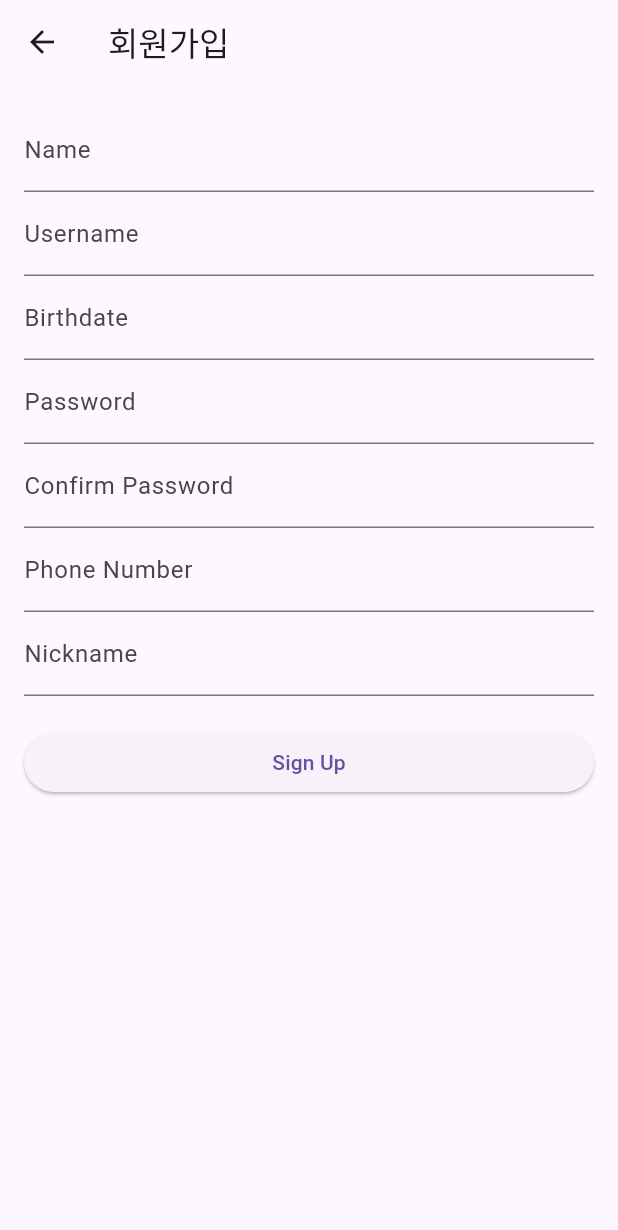
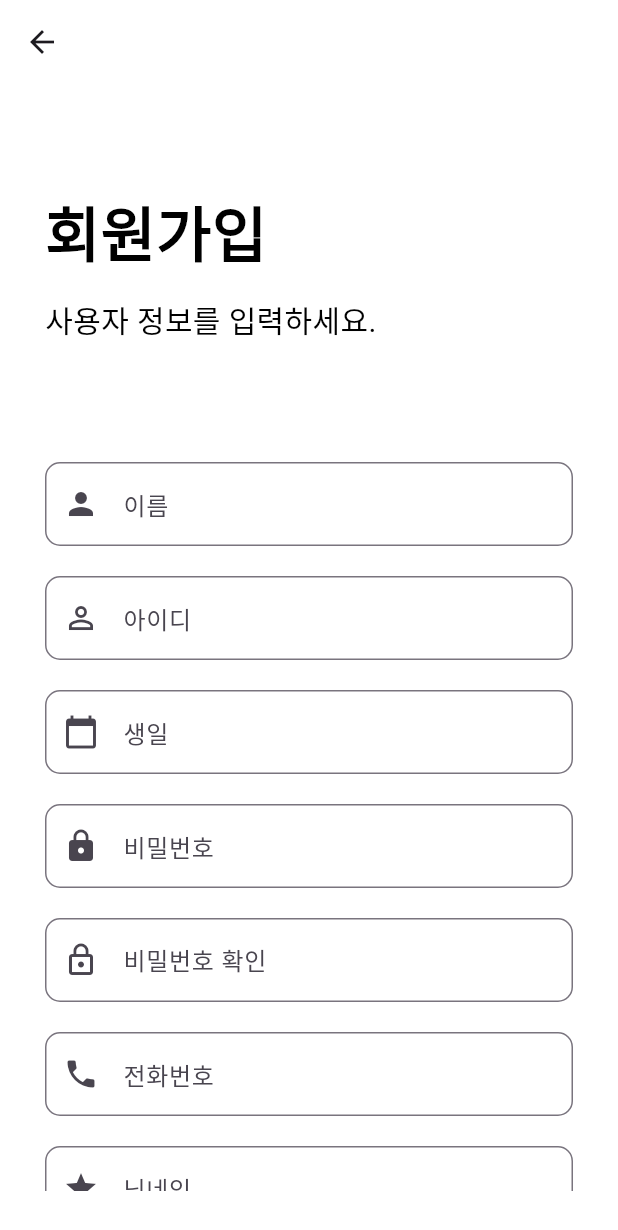
Before and after one commit to hshy1839/compete_exercise_app, a Flutter app: the SignupScreen screen opened by its route, on a phone screen of 412 x 824 dp. Shown: the top 1230 px of the screen. Run offline on Flutter 3.47's test engine with Material 3 defaults, Android fonts, the phone set to English and light mode, and no system bars; our stand-ins replace shared_preferences, socket_io_client; accounts and stored records are empty; network calls fail.

Commit message:
회원가입 폼 수정

```diff
--- a/lib/footer.dart
+++ b/lib/footer.dart
@@ -24,15 +24,6 @@ class Footer extends StatelessWidget {
           ),
           IconButton(
             icon: Icon(
-              Icons.search,
-              color: selectedIndex == 1 ? Colors.black : Color(0xFF25c387), // 선택된 경우 검은색
-            ),
-            onPressed: () {
-              onTabTapped(1);
-            },
-          ),
-          IconButton(
-            icon: Icon(
               Icons.add_box_outlined,
               color: selectedIndex == 2 ? Colors.black : Color(0xFF25c387), // 선택된 경우 검은색
             ),
--- a/lib/header.dart
+++ b/lib/header.dart
@@ -1,6 +1,7 @@
 import 'package:flutter/material.dart';
 import './direct_message/direct_message1.dart';
-import 'notification_screen.dart'; // 경로에 맞게 수정하세요.
+import 'notification_screen.dart';
+import 'search_screen.dart';
 
 class Header extends StatelessWidget {
   @override
@@ -22,7 +23,7 @@ class Header extends StatelessWidget {
               height: 30,
             ),
           ),
-          // 오른쪽에 DM 아이콘과 로그인 아이콘 추가
+          // 오른쪽에 아이콘 추가
           Padding(
             padding: EdgeInsets.only(right: 20.0), // 오른쪽 마진 추가
             child: Row(
@@ -33,6 +34,17 @@ class Header extends StatelessWidget {
                     Navigator.push(
                       context,
                       MaterialPageRoute(builder: (context) => NotificationScreen()),
+                    );
+                  },
+                ),
+                SizedBox(width: 10), // 아이콘 간격
+                IconButton(
+                  icon: Icon(Icons.search, color: Colors.black), // 검색 아이콘 추가
+                  onPressed: () {
+                    // 검색 아이콘 클릭 시 SearchScreen으로 이동
+                    Navigator.push(
+                      context,
+                      MaterialPageRoute(builder: (context) => SearchScreen()),
                     );
                   },
                 ),
--- a/lib/login_activity/signup.dart
+++ b/lib/login_activity/signup.dart
@@ -34,6 +34,20 @@ class _SignupScreenState extends State<SignupScreen> {
 
   Future<void> _submitData() async {
     if (_formKey.currentState?.validate() ?? false) {
+      // 비밀번호와 비밀번호 확인 비교
+      if (_passwordController.text != _confirmPasswordController.text) {
+        setState(() {
+          _errorMessage = '비밀번호와 비밀번호 확인이 일치하지 않습니다.';
+        });
+        return;
+      }
+      if (_passwordController.text.length < 5) {
+        setState(() {
+          _errorMessage = '비밀번호는 5자리 이상으로 만들어주세요.';
+        });
+        return;
+      }
+
       final response = await http.post(
         Uri.parse('http://localhost:8864/api/users/signup'),
         headers: <String, String>{
@@ -51,11 +65,8 @@ class _SignupScreenState extends State<SignupScreen> {
 
       if (response.statusCode == 200) {
         final responseData = jsonDecode(response.body);
-
-        // JWT 추출
         final token = responseData['token'] ?? '';
 
-        // JWT를 SharedPreferences에 저장
         final prefs = await SharedPreferences.getInstance();
         await prefs.setString('token', token);
         await prefs.setBool('isLoggedIn', true);
@@ -76,93 +87,32 @@ class _SignupScreenState extends State<SignupScreen> {
   @override
   Widget build(BuildContext context) {
     return Scaffold(
+      backgroundColor: Colors.white,
       appBar: AppBar(
-        title: Text('회원가입'),
+        title: Text(''),
+        backgroundColor: Colors.white,
       ),
       body: Padding(
-        padding: const EdgeInsets.all(16.0),
+        padding: const EdgeInsets.all(30.0),
         child: Form(
           key: _formKey,
+          child: SingleChildScrollView(
             child: Column(
               crossAxisAlignment: CrossAxisAlignment.stretch,
               children: [
-              TextFormField(
-                controller: _nameController,
-                decoration: InputDecoration(labelText: 'Name'),
-                validator: (value) {
-                  if (value == null || value.isEmpty) {
-                    return 'Please enter your name';
-                  }
-                  return null;
-                },
-              ),
-              TextFormField(
-                controller: _usernameController,
-                decoration: InputDecoration(labelText: 'Username'),
-                validator: (value) {
-                  if (value == null || value.isEmpty) {
-                    return 'Please enter a username';
-                  }
-                  return null;
-                },
-              ),
-              TextFormField(
-                controller: _birthdateController,
-                decoration: InputDecoration(labelText: 'Birthdate'),
-                keyboardType: TextInputType.datetime,
-                validator: (value) {
-                  if (value == null || value.isEmpty) {
-                    return 'Please enter your birthdate';
-                  }
-                  return null;
-                },
-              ),
-              TextFormField(
-                controller: _passwordController,
-                decoration: InputDecoration(labelText: 'Password'),
-                obscureText: true,
-                validator: (value) {
-                  if (value == null || value.isEmpty) {
-                    return 'Please enter your password';
-                  }
-                  return null;
-                },
-              ),
-              TextFormField(
-                controller: _confirmPasswordController,
-                decoration: InputDecoration(labelText: 'Confirm Password'),
-                obscureText: true,
-                validator: (value) {
-                  if (value == null || value.isEmpty) {
-                    return 'Please confirm your password';
-                  }
-                  if (value != _passwordController.text) {
-                    return 'Passwords do not match';
-                  }
-                  return null;
-                },
-              ),
-              TextFormField(
-                controller: _phoneNumberController,
-                decoration: InputDecoration(labelText: 'Phone Number'),
-                keyboardType: TextInputType.phone,
-                validator: (value) {
-                  if (value == null || value.isEmpty) {
-                    return 'Please enter your phone number';
-                  }
-                  return null;
-                },
-              ),
-              TextFormField(
-                controller: _nicknameController,
-                decoration: InputDecoration(labelText: 'Nickname'),
-                validator: (value) {
-                  if (value == null || value.isEmpty) {
-                    return 'Please enter a nickname';
-                  }
-                  return null;
-                },
-              ),
+                SizedBox(height: 40),
+                Text('회원가입', style: TextStyle(color: Colors.black, fontSize: 40, fontWeight: FontWeight.bold)),
+                SizedBox(height: 15),
+                Text('사용자 정보를 입력하세요.', style: TextStyle(color: Colors.black, fontSize: 20)),
+                SizedBox(height: 70),
+                // Input fields with icons
+                _buildTextField(_nameController, '이름', Icons.person),
+                _buildTextField(_usernameController, '아이디', Icons.person_outline),
+                _buildTextField(_birthdateController, '생일', Icons.calendar_today, keyboardType: TextInputType.datetime),
+                _buildTextField(_passwordController, '비밀번호', Icons.lock, obscureText: true),
+                _buildTextField(_confirmPasswordController, '비밀번호 확인', Icons.lock_outline, obscureText: true),
+                _buildTextField(_phoneNumberController, '전화번호', Icons.phone, keyboardType: TextInputType.phone),
+                _buildTextField(_nicknameController, '닉네임', Icons.star),
                 if (_errorMessage != null) // 에러 메시지가 있을 경우에만 표시
                   Padding(
                     padding: const EdgeInsets.symmetric(vertical: 10.0),
@@ -171,15 +121,54 @@ class _SignupScreenState extends State<SignupScreen> {
                       style: TextStyle(color: Colors.red), // 빨간 글자 스타일
                     ),
                   ),
+
                 SizedBox(height: 20),
                 ElevatedButton(
                   onPressed: _submitData,
-                child: Text('Sign Up'),
+                  child: Text('회원가입', style: TextStyle(color: Colors.white, fontSize: 15, fontWeight: FontWeight.bold)),
+                  style: ElevatedButton.styleFrom(
+                    backgroundColor: Color(0xFF25c387), // 버튼 색상
+                    padding: EdgeInsets.symmetric(vertical: 25), // 버튼
+                    shape: RoundedRectangleBorder(
+                      borderRadius: BorderRadius.zero, // 모서리 반경을 0으로 설정
+                    ), // 패딩
+                    textStyle: TextStyle(fontSize: 18), // 버튼 텍스트 크기
+                  ),
                 ),
               ],
             ),
           ),
         ),
+      ),
+    );
+  }
+
+  Widget _buildTextField(TextEditingController controller, String label, IconData icon, {bool obscureText = false, TextInputType keyboardType = TextInputType.text}) {
+    return Padding(
+      padding: const EdgeInsets.symmetric(vertical: 10.0),
+      child: TextFormField(
+        controller: controller,
+        decoration: InputDecoration(
+          labelText: label,
+          prefixIcon: Icon(icon), // 아이콘 추가
+          border: OutlineInputBorder(
+            borderRadius: BorderRadius.circular(10), // 테두리 둥글게
+            borderSide: BorderSide(color: Colors.blueAccent),
+          ),
+          focusedBorder: OutlineInputBorder(
+            borderSide: BorderSide(color: Colors.grey, width: 2), // 클릭 시 테두리 색상을 회색으로 변경
+          ),
+          floatingLabelStyle: TextStyle(color: Colors.grey), // 포커스 시 라벨 색상을 회색으로 변경
+        ),
+        obscureText: obscureText,
+        keyboardType: keyboardType,
+        validator: (value) {
+          if (value == null || value.isEmpty) {
+            return '$label을 입력해주세요.';
+          }
+          return null;
+        },
+      ),
     );
   }
 }
--- a/lib/search_screen.dart
+++ b/lib/search_screen.dart
@@ -91,7 +91,7 @@ class _SearchScreenState extends State<SearchScreen> {
           child: TextField(
             controller: _searchController,
             decoration: InputDecoration(
-              hintText: 'Search nickname',
+              hintText: '닉네임 검색',
               border: OutlineInputBorder(
                 borderRadius: BorderRadius.circular(8.0),
                 borderSide: BorderSide.none,
```
Lines whose indentation alone changed are shown as unchanged.
